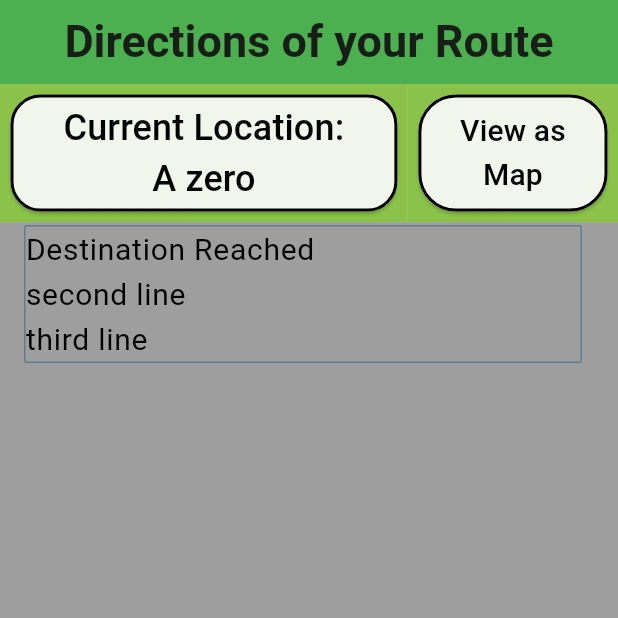
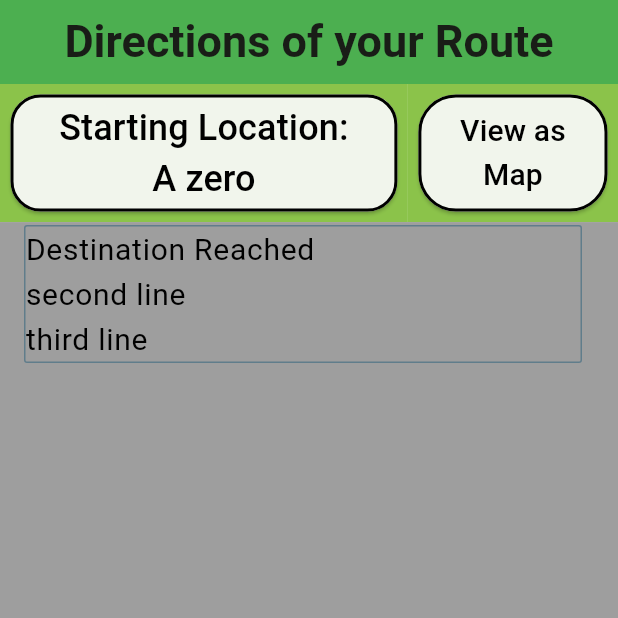
Before and after one commit to michaelholzer/Zoo_Route_Planner, a Flutter app: the RouteText screen opened directly with empty values, on a phone screen of 412 x 824 dp, the top half of it. Run offline on Flutter 3.47's test engine with Material 3 defaults, Android fonts, the light colour scheme and no system bars; our stand-ins replace flutter_map, latlong2; statements that could not run were skipped.

```diff
--- a/lib/route_map.dart
+++ b/lib/route_map.dart
@@ -178,7 +178,7 @@ class _RouteMapState extends State<RouteMap> {
                         ),
                         onPressed: _moveToLocation,
                         child: Text(
-                          'Current Location:\n${algorithm.getName(start)}',
+                          'Starting Location:\n${algorithm.getName(start)}',
                           textAlign: TextAlign.center,
                           style: const TextStyle(
                             color: Colors.black,
@@ -249,6 +249,7 @@ class _RouteMapState extends State<RouteMap> {
                     polylines: routeLines,
                   ),
                   MarkerLayer(
+                    rotate: true,
                     // use for location markers
                     markers: allMarkers,
                   ),
--- a/lib/route_text.dart
+++ b/lib/route_text.dart
@@ -126,7 +126,7 @@ class _RouteTextState extends State<RouteText> {
                         ),
                         onPressed: _moveToLocation,
                         child: Text(
-                          'Current Location:\n${algorithm.getName(start)}',
+                          'Starting Location:\n${algorithm.getName(start)}',
                           textAlign: TextAlign.center,
                           style: const TextStyle(
                             color: Colors.black,
```
Also changed, not shown: lib/main.dart (+10 -44 lines).
